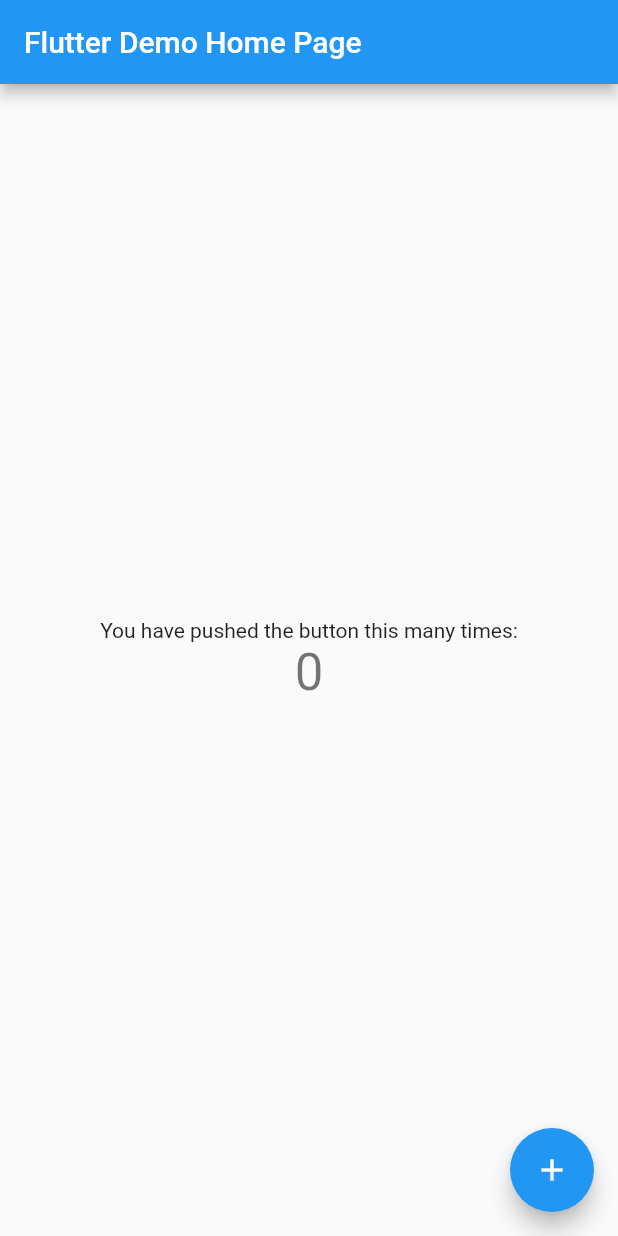
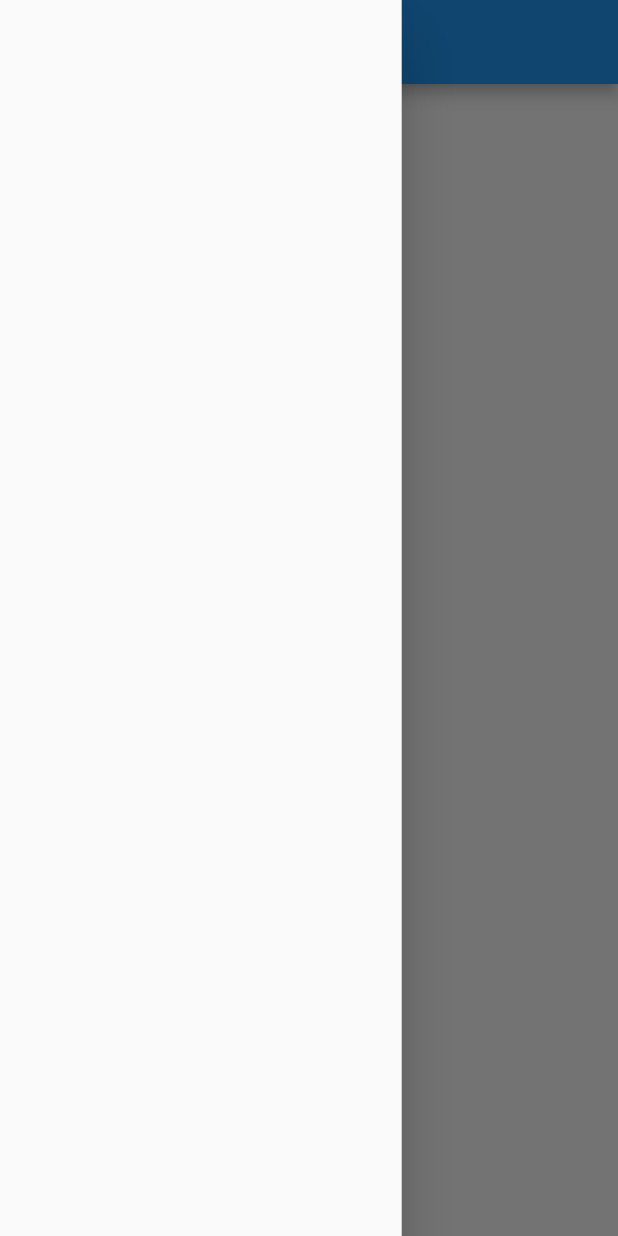
Before and after one commit to 90lucasgabriel/xlo_clone, a Flutter app: the screen it shows after launch, with the side drawer open (before the commit the screen has no drawer), on a phone screen of 412 x 824 dp. Run offline on Flutter 3.47's test engine with Material 2 defaults, Android fonts, the phone set to English and light mode, and no system bars; our stand-ins replace parse_server_sdk_flutter.

Commit message:
01 - New: Home and drawer;

```diff
--- /dev/null
+++ b/lib/components/custom_drawer/custom_drawer.dart
@@ -0,0 +1,13 @@
+import 'package:flutter/material.dart';
+
+class CustomDrawer extends StatelessWidget {
+  const CustomDrawer({super.key});
+
+  @override
+  Widget build(BuildContext context) {
+    return SizedBox(
+      width: MediaQuery.of(context).size.width * 0.65,
+      child: const Drawer(),
+    );
+  }
+}
--- a/lib/main.dart
+++ b/lib/main.dart
@@ -1,115 +1,35 @@
 import 'package:flutter/material.dart';
+import 'package:parse_server_sdk_flutter/parse_server_sdk.dart';
 
-void main() {
+import 'package:xlo_mobx/screens/base/base_screen.dart';
+
+Future<void> initParse() async {
+  WidgetsFlutterBinding.ensureInitialized();
+  await Parse().initialize(
+    'YUXSdbyJJtwQuo7qdj1qTaLlvCc1y16gJ2OjXGJD',
+    'https://parseapi.back4app.com/',
+    clientKey: 'ymivvdSQiyQ3xIVd8ZhXwAe0sv06iiuHleIWgq13',
+    autoSendSessionId: true,
+    debug: true,
+  );
+}
+
+void main() async {
+  await initParse();
   runApp(const MyApp());
 }
 
 class MyApp extends StatelessWidget {
   const MyApp({super.key});
 
-  // This widget is the root of your application.
   @override
   Widget build(BuildContext context) {
     return MaterialApp(
-      title: 'Flutter Demo',
+      title: 'XLO',
       theme: ThemeData(
-        // This is the theme of your application.
-        //
-        // Try running your application with "flutter run". You'll see the
-        // application has a blue toolbar. Then, without quitting the app, try
-        // changing the primarySwatch below to Colors.green and then invoke
-        // "hot reload" (press "r" in the console where you ran "flutter run",
-        // or simply save your changes to "hot reload" in a Flutter IDE).
-        // Notice that the counter didn't reset back to zero; the application
-        // is not restarted.
         primarySwatch: Colors.blue,
       ),
-      home: const MyHomePage(title: 'Flutter Demo Home Page'),
+      home: BaseScreen(),
     );
   }
 }
-
-class MyHomePage extends StatefulWidget {
-  const MyHomePage({super.key, required this.title});
-
-  // This widget is the home page of your application. It is stateful, meaning
-  // that it has a State object (defined below) that contains fields that affect
-  // how it looks.
-
-  // This class is the configuration for the state. It holds the values (in this
-  // case the title) provided by the parent (in this case the App widget) and
-  // used by the build method of the State. Fields in a Widget subclass are
-  // always marked "final".
-
-  final String title;
-
-  @override
-  State<MyHomePage> createState() => _MyHomePageState();
-}
-
-class _MyHomePageState extends State<MyHomePage> {
-  int _counter = 0;
-
-  void _incrementCounter() {
-    setState(() {
-      // This call to setState tells the Flutter framework that something has
-      // changed in this State, which causes it to rerun the build method below
-      // so that the display can reflect the updated values. If we changed
-      // _counter without calling setState(), then the build method would not be
-      // called again, and so nothing would appear to happen.
-      _counter++;
-    });
-  }
-
-  @override
-  Widget build(BuildContext context) {
-    // This method is rerun every time setState is called, for instance as done
-    // by the _incrementCounter method above.
-    //
-    // The Flutter framework has been optimized to make rerunning build methods
-    // fast, so that you can just rebuild anything that needs updating rather
-    // than having to individually change instances of widgets.
-    return Scaffold(
-      appBar: AppBar(
-        // Here we take the value from the MyHomePage object that was created by
-        // the App.build method, and use it to set our appbar title.
-        title: Text(widget.title),
-      ),
-      body: Center(
-        // Center is a layout widget. It takes a single child and positions it
-        // in the middle of the parent.
-        child: Column(
-          // Column is also a layout widget. It takes a list of children and
-          // arranges them vertically. By default, it sizes itself to fit its
-          // children horizontally, and tries to be as tall as its parent.
-          //
-          // Invoke "debug painting" (press "p" in the console, choose the
-          // "Toggle Debug Paint" action from the Flutter Inspector in Android
-          // Studio, or the "Toggle Debug Paint" command in Visual Studio Code)
-          // to see the wireframe for each widget.
-          //
-          // Column has various properties to control how it sizes itself and
-          // how it positions its children. Here we use mainAxisAlignment to
-          // center the children vertically; the main axis here is the vertical
-          // axis because Columns are vertical (the cross axis would be
-          // horizontal).
-          mainAxisAlignment: MainAxisAlignment.center,
-          children: <Widget>[
-            const Text(
-              'You have pushed the button this many times:',
-            ),
-            Text(
-              '$_counter',
-              style: Theme.of(context).textTheme.headline4,
-            ),
-          ],
-        ),
-      ),
-      floatingActionButton: FloatingActionButton(
-        onPressed: _incrementCounter,
-        tooltip: 'Increment',
-        child: const Icon(Icons.add),
-      ), // This trailing comma makes auto-formatting nicer for build methods.
-    );
-  }
-}
--- /dev/null
+++ b/lib/screens/base/base_screen.dart
@@ -0,0 +1,26 @@
+import 'package:flutter/material.dart';
+
+import 'package:xlo_mobx/screens/base/home/home_screen.dart';
+
+class BaseScreen extends StatelessWidget {
+  BaseScreen({super.key});
+
+  final PageController pageController = PageController();
+
+  @override
+  Widget build(BuildContext context) {
+    return Scaffold(
+      body: PageView(
+        controller: pageController,
+        physics: const NeverScrollableScrollPhysics(),
+        children: [
+          const HomeScreen(),
+          Container(color: Colors.red),
+          Container(color: Colors.blue),
+          Container(color: Colors.green),
+          Container(color: Colors.yellow),
+        ],
+      ),
+    );
+  }
+}
--- /dev/null
+++ b/lib/screens/base/home/home_screen.dart
@@ -0,0 +1,15 @@
+import 'package:flutter/material.dart';
+
+import 'package:xlo_mobx/components/custom_drawer/custom_drawer.dart';
+
+class HomeScreen extends StatelessWidget {
+  const HomeScreen({super.key});
+
+  @override
+  Widget build(BuildContext context) {
+    return Scaffold(
+      appBar: AppBar(),
+      drawer: const CustomDrawer(),
+    );
+  }
+}
--- a/pubspec.yaml
+++ b/pubspec.yaml
@@ -36,6 +36,8 @@ dependencies:
   # The following adds the Cupertino Icons font to your application.
   # Use with the CupertinoIcons class for iOS style icons.
   cupertino_icons: ^1.0.2
+
+  parse_server_sdk_flutter: ^3.1.3
 
 dev_dependencies:
   flutter_test:
```
Also changed, not shown: pubspec.lock, 12 other files.
